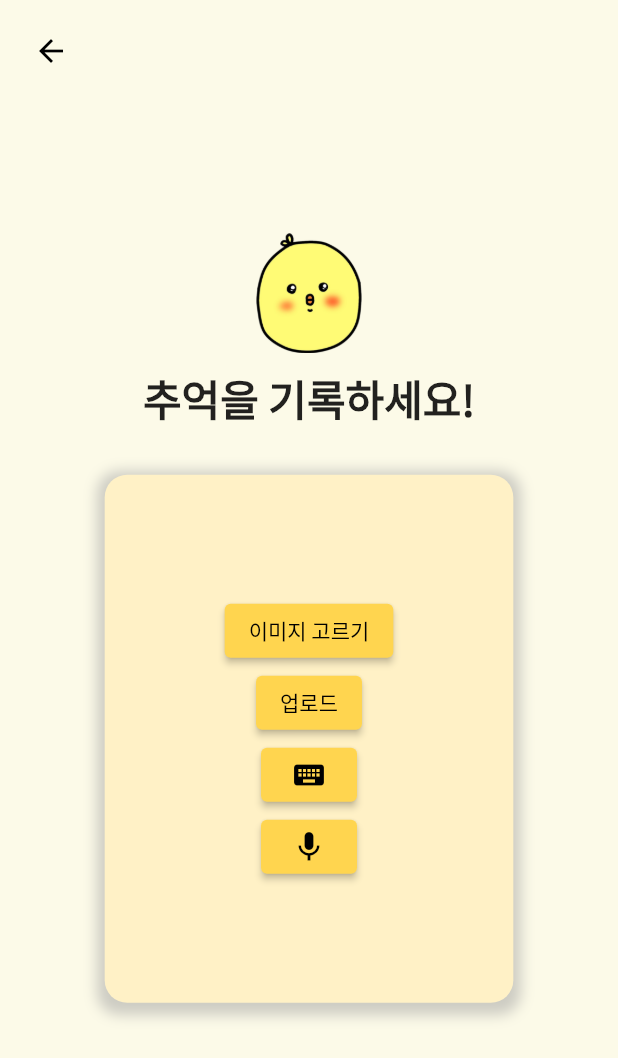
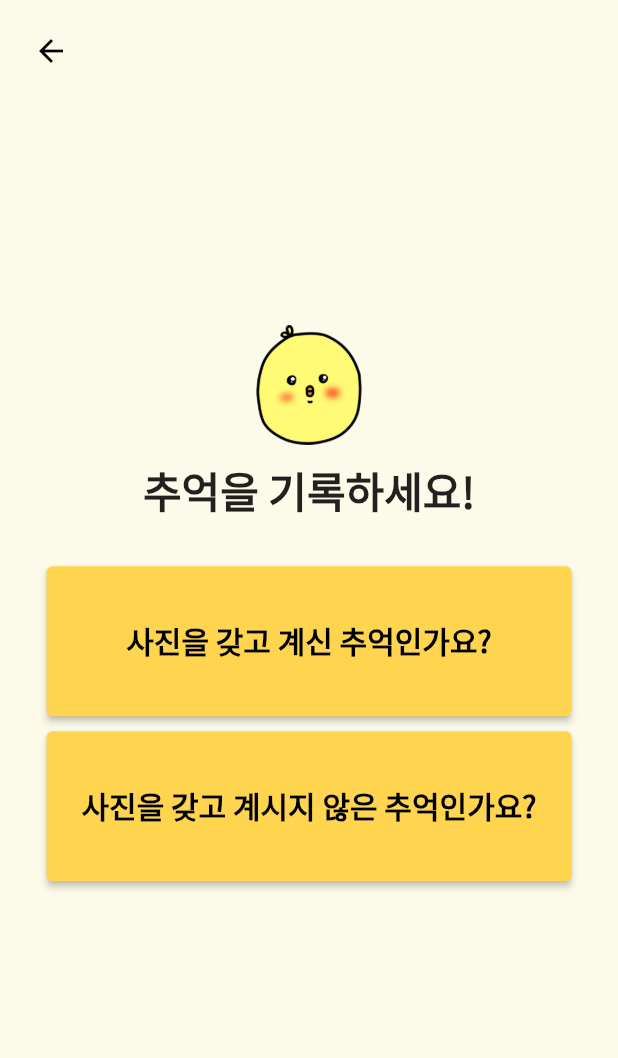
Before and after one commit to 6eom9eun/timeDam, a Flutter app: the WritePage screen opened directly, on a phone screen of 412 x 824 dp. Shown: the top 1058 px of the screen. Run offline on Flutter 3.47's test engine with Material 2 defaults, Android fonts, the light colour scheme and no system bars; our stand-ins replace cloud_firestore, dio, firebase_auth, firebase_core, firebase_storage, flutter_spinkit and 7 more; missing offline and left inert: background_fetch; accounts and stored records are empty.

Commit message:
posting 분기

```diff
--- a/lib/screens/writePage.dart
+++ b/lib/screens/writePage.dart
@@ -37,7 +37,8 @@ class _WritePageState extends State<WritePage> {
   final picker = ImagePicker();
   final speech = SpeechToText();
   TextEditingController _textController = TextEditingController();
-
+  bool hasImage = false; // New state variable
+  bool showInputOptions = false;
 
   Future getText() async {
     showDialog(
@@ -196,64 +197,94 @@ class _WritePageState extends State<WritePage> {
                     style: TextStyle(fontSize: 28, fontWeight: FontWeight.bold),
                   ),
                   SizedBox(height: 30),
-                  Container(
-                    padding: EdgeInsets.all(80),
-                    decoration: BoxDecoration(
-                      color: AppColors.primaryColor1(),
-                      borderRadius: BorderRadius.circular(15),
-                      boxShadow: [
-                        BoxShadow(
-                          color: Colors.grey.withOpacity(0.5),
-                          spreadRadius: 5,
-                          blurRadius: 7,
-                          offset: Offset(0, 3),
+                  if (!showInputOptions) ...[
+                    ElevatedButton(
+                      onPressed: () {
+                        setState(() {
+                          hasImage = true;
+                          showInputOptions = true;
+                        });
+                      },
+                      style: ElevatedButton.styleFrom(
+                        primary: AppColors.primaryColor(),
+                        fixedSize: Size(350, 100), // Set the fixed size for the button
                       ),
+                      child: Text(
+                        '사진을 갖고 계신 추억인가요?',
+                        style: TextStyle(
+                          color: Colors.black, // Text color
+                          fontWeight: FontWeight.bold,
+                          fontSize: 20, // Text size
+                        ),
+                      ),
+                    ),
+                    SizedBox(height: 10),
+                    ElevatedButton(
+                      onPressed: () {
+                        setState(() {
+                          hasImage = false;
+                          showInputOptions = true;
+                        });
+                      },
+                      style: ElevatedButton.styleFrom(
+                        primary: AppColors.primaryColor(),
+                        fixedSize: Size(350, 100), // Set the fixed size for the button
+                      ),
+                      child: Text(
+                        '사진을 갖고 계시지 않은 추억인가요?',
+                        style: TextStyle(
+                          color: Colors.black, // Text color
+                          fontWeight: FontWeight.bold,
+                          fontSize: 20, // Text size
+                        ),
+                      ),
+                    ),
+                    SizedBox(height: 20),
                   ],
-                    ),
-                    child: Column(
-                      mainAxisSize: MainAxisSize.min,
-                      children: [
-                        // Your widget for image uploading will be here
+                  if (hasImage && showInputOptions) ...[
                     ElevatedButton(
-                          onPressed: getImage, // replace with your function
+                      onPressed: getImage,
                       style: ElevatedButton.styleFrom(
                         backgroundColor: AppColors.primaryColor(),
                         foregroundColor: Colors.black,
                       ),
                       child: Text('이미지 고르기'),
                     ),
+                    SizedBox(height: 20),
                     ElevatedButton(
-                          onPressed: uploadFile, // replace with your function
+                      onPressed: uploadFile,
                       style: ElevatedButton.styleFrom(
                         backgroundColor: AppColors.primaryColor(),
                         foregroundColor: Colors.black,
                       ),
                       child: Text('업로드'),
                     ),
+                    SizedBox(height: 20),
+                  ],
+                  if (showInputOptions) ...[
                     ElevatedButton(
-                          onPressed: getText, // replace with your function
+                      onPressed: getText,
                       style: ElevatedButton.styleFrom(
                         backgroundColor: AppColors.primaryColor(),
                         foregroundColor: Colors.black,
                       ),
                       child: Icon(Icons.keyboard),
                     ),
+                    SizedBox(height: 20),
                     ElevatedButton(
-                          onPressed: startListening, // replace with your function
+                      onPressed: startListening,
                       style: ElevatedButton.styleFrom(
                         backgroundColor: AppColors.primaryColor(),
                         foregroundColor: Colors.black,
                       ),
                       child: Icon(Icons.mic),
                     ),
+                    SizedBox(height: 20),
                   ],
-                    ),
-                  ),
                 ],
               ),
             ),
           ),
-          // 뒤로가기
           Positioned(
             top: 10,
             left: 10,
```
Lines whose indentation alone changed are shown as unchanged.
